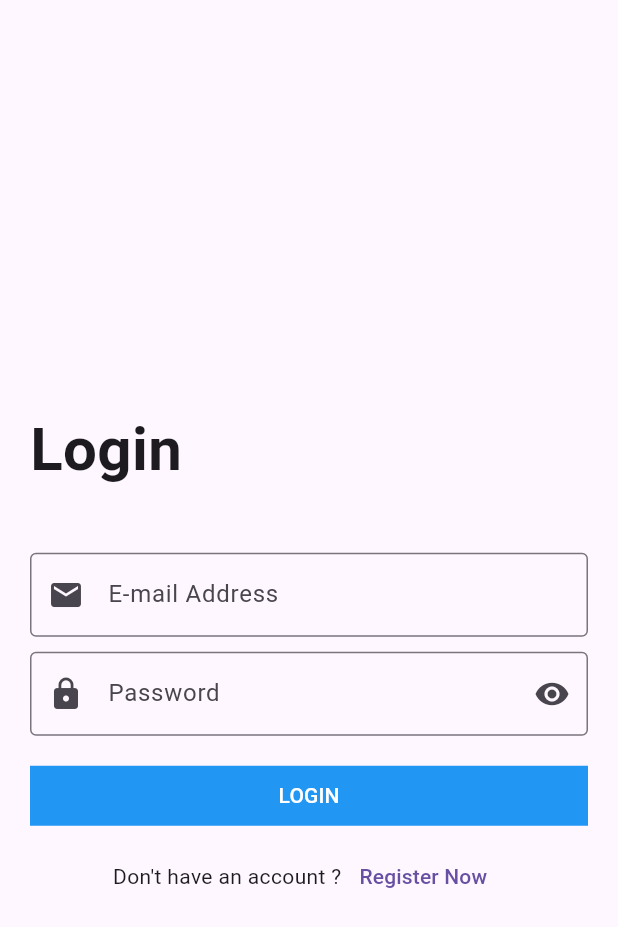
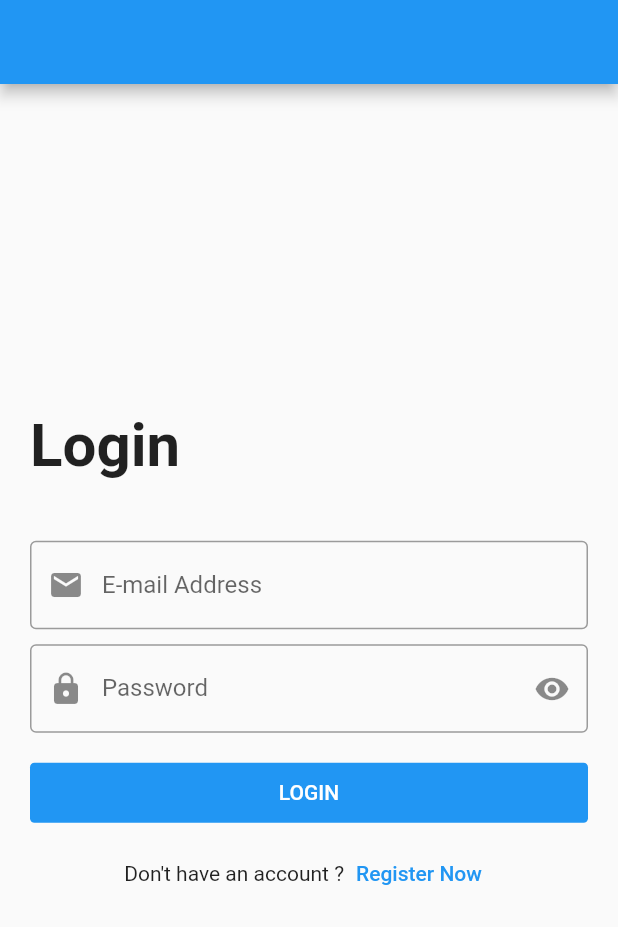
Before and after one commit to MohamedEssam9009/login_screen, a Flutter app: the screen it shows after launch, after a tap on "LOGIN", on a phone screen of 412 x 824 dp. Shown: the top 927 px of the screen. Run offline on Flutter 3.47's test engine with Material 3 defaults, Android fonts, the phone set to English and light mode, and no system bars.

Commit message:
added reusable components

```diff
--- /dev/null
+++ b/lib/components/components.dart
@@ -0,0 +1,28 @@
+import 'package:flutter/material.dart';
+
+Widget defaultButton({
+  double width = double.infinity,
+  Color background = Colors.blue,
+  required VoidCallback onPressed,
+  required String text,
+  bool isUpperCase = true,
+  double radius = 3.0,
+}) =>
+    Container(
+      width: width,
+      height: 40.0,
+      decoration: BoxDecoration(
+        color: background,
+        borderRadius: BorderRadius.circular(radius),
+      ),
+      child: MaterialButton(
+        onPressed: onPressed,
+        height: 40.0,
+        child: Text(
+          isUpperCase ? text.toUpperCase() : text,
+          style: const TextStyle(
+            color: Colors.white,
+          ),
+        ),
+      ),
+    );
--- a/lib/login_screen.dart
+++ b/lib/login_screen.dart
@@ -1,4 +1,5 @@
 import 'package:flutter/material.dart';
+import 'package:login_screen/components/components.dart';
 
 // ignore: must_be_immutable
 class LoginScreen extends StatelessWidget {
@@ -52,23 +53,7 @@ class LoginScreen extends StatelessWidget {
                   ),
                 ),
                 const SizedBox(height: 20.0),
-                Container(
-                  width: double.infinity,
-                  height: 40.0,
-                  color: Colors.blue,
-                  child: MaterialButton(
-                    onPressed: () {
-                      print(emailController.text);
-                      print(passwordController.text);
-                    },
-                    child: const Text(
-                      'LOGIN',
-                      style: TextStyle(
-                        color: Colors.white,
-                      ),
-                    ),
-                  ),
-                ),
+                defaultButton(text: 'Login', onPressed: () {}),
                 const SizedBox(height: 10.0),
                 Row(
                   mainAxisAlignment: MainAxisAlignment.center,
--- a/lib/main.dart
+++ b/lib/main.dart
@@ -13,6 +13,7 @@ class MyApp extends StatelessWidget {
     return MaterialApp(
       debugShowCheckedModeBanner: false,
       title: 'Login SCreen',
+      theme: ThemeData(useMaterial3: false),
       home: LoginScreen(),
     );
   }
```
Also changed, not shown: 3 other files.
